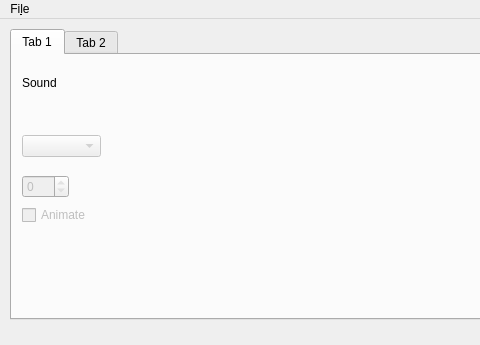
This is qt/sc_window.ui in danilolc/pk2_se as Qt 5 draws it before an edit; both pictures show x 0 to 480 and y 0 to 345 of the 694 by 345 pixel window. The edited form follows.
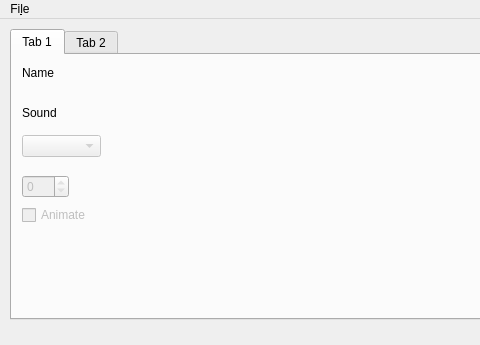
This is the edited form.

Patch:
```diff
--- a/qt/sc_window.ui
+++ b/qt/sc_window.ui
@@ -34,7 +34,7 @@
       <property name="geometry">
        <rect>
         <x>10</x>
-        <y>20</y>
+        <y>50</y>
         <width>151</width>
         <height>16</height>
        </rect>
@@ -88,6 +88,19 @@
        <string>Animate</string>
       </property>
      </widget>
+     <widget class="QLabel" name="lab_name">
+      <property name="geometry">
+       <rect>
+        <x>10</x>
+        <y>10</y>
+        <width>241</width>
+        <height>16</height>
+       </rect>
+      </property>
+      <property name="text">
+       <string>Name</string>
+      </property>
+     </widget>
     </widget>
     <widget class="QWidget" name="tab_2">
      <attribute name="title">
```
